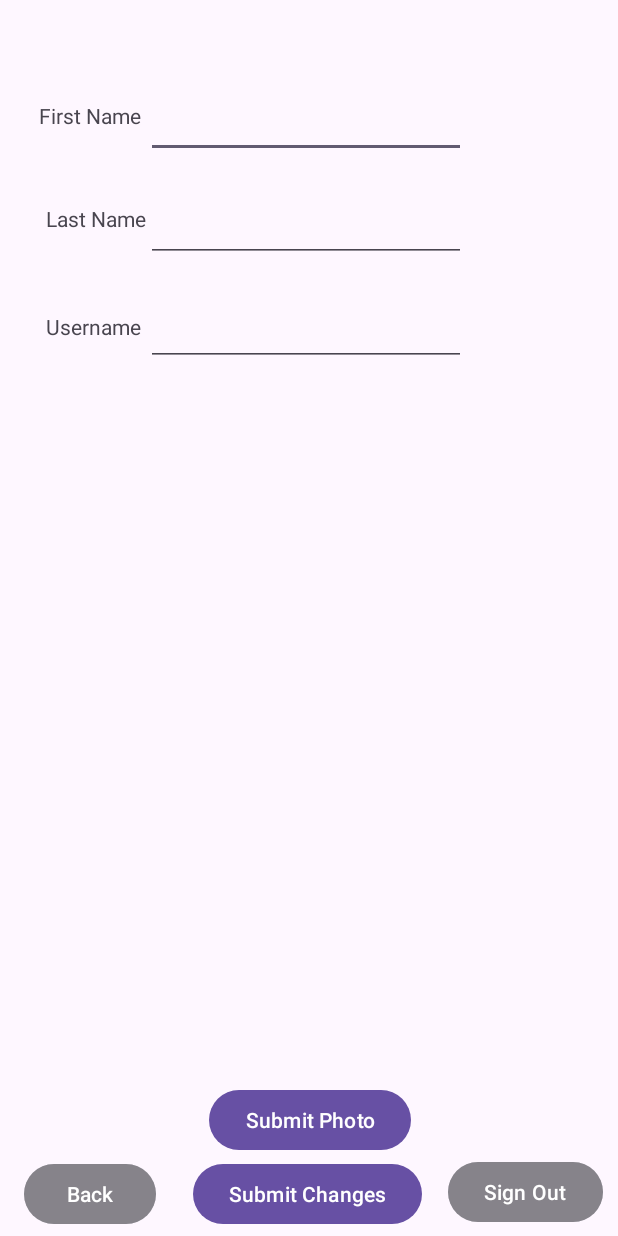
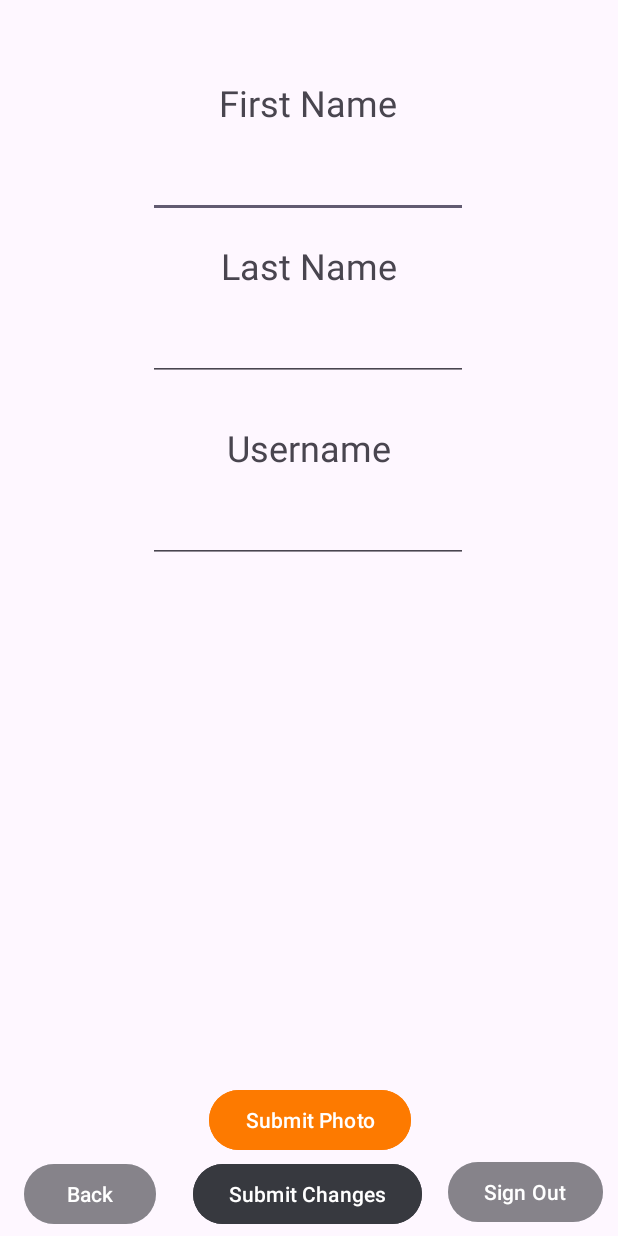
Before and after one commit to jacobneal518/New-Game-Plus, an Android app: the AddProfileDetail screen opened directly, with no data from a screen before it, on a phone screen of 412 x 824 dp. Run offline under Robolectric (Android 15) with nearby library versions, the phone set to English and light mode, and no system bars; our stand-ins replace Firebase (no records; nobody signed in at launch, a user with empty details on screens opened directly); pictures from the network do not load.

Commit message:
profile pretty

```diff
--- a/app/src/main/java/com/example/newgameplus/HomePage.java
+++ b/app/src/main/java/com/example/newgameplus/HomePage.java
@@ -75,9 +75,6 @@ public class HomePage extends AppCompatActivity {
         gameList.add(new GameDataDisplay("Red Dead Redemption 2", "M", "2018"));
         imageList.add(R.drawable.rdr2);
 
-        //gameList.add("Red Dead Redemption 2");
-        //gameList.add("Elden Ring");
-
         //adapter = new ArrayAdapter<>(this, android.R.layout.simple_list_item_1, gameList);
         ArrayAdapter<GameDataDisplay> adapter = new ArrayAdapter<GameDataDisplay>(this, android.R.layout.simple_list_item_1, gameList){
             @NonNull
--- a/app/src/main/res/layout/activity_add_profile_detail.xml
+++ b/app/src/main/res/layout/activity_add_profile_detail.xml
@@ -10,19 +10,22 @@
         android:id="@+id/textView4"
         android:layout_width="wrap_content"
         android:layout_height="wrap_content"
-        android:layout_marginTop="136dp"
+        android:layout_marginStart="147dp"
+        android:layout_marginTop="15dp"
         android:text="Last Name"
-        app:layout_constraintEnd_toStartOf="@+id/lastNameET"
-        app:layout_constraintTop_toTopOf="parent" />
+        android:textSize="24sp"
+        app:layout_constraintStart_toStartOf="parent"
+        app:layout_constraintTop_toBottomOf="@+id/firstNameET" />
 
     <TextView
         android:id="@+id/textView3"
         android:layout_width="wrap_content"
         android:layout_height="wrap_content"
-        android:layout_marginTop="67dp"
-        android:layout_marginEnd="3dp"
+        android:layout_marginTop="52dp"
+        android:layout_marginEnd="147dp"
         android:text="First Name"
-        app:layout_constraintEnd_toStartOf="@+id/firstNameET"
+        android:textSize="24sp"
+        app:layout_constraintEnd_toEndOf="parent"
         app:layout_constraintTop_toTopOf="parent" />
 
     <Button
@@ -32,6 +35,7 @@
         android:layout_marginEnd="138dp"
         android:layout_marginBottom="1dp"
         android:text="Submit Photo"
+        android:backgroundTint="@color/buttonOrange"
         app:layout_constraintBottom_toTopOf="@+id/submitButton"
         app:layout_constraintEnd_toEndOf="parent" />
 
@@ -63,6 +67,7 @@
         android:layout_height="wrap_content"
         android:layout_marginEnd="17dp"
         android:layout_marginBottom="4dp"
+        android:backgroundTint="@color/buttonBlack"
         android:text="Submit Changes"
         app:layout_constraintBottom_toBottomOf="parent"
         app:layout_constraintEnd_toStartOf="@+id/signOutButton" />
@@ -71,44 +76,45 @@
         android:id="@+id/firstNameET"
         android:layout_width="wrap_content"
         android:layout_height="wrap_content"
-        android:layout_marginTop="60dp"
-        android:layout_marginEnd="101dp"
+        android:layout_marginTop="15dp"
+        android:layout_marginEnd="100dp"
         android:ems="10"
         android:inputType="text"
         app:layout_constraintEnd_toEndOf="parent"
-        app:layout_constraintTop_toTopOf="parent" />
+        app:layout_constraintTop_toBottomOf="@+id/textView3" />
 
     <EditText
         android:id="@+id/lastNameET"
         android:layout_width="wrap_content"
         android:layout_height="wrap_content"
-        android:layout_marginTop="24dp"
-        android:layout_marginEnd="101dp"
+        android:layout_marginTop="15dp"
+        android:layout_marginEnd="100dp"
         android:ems="10"
         android:inputType="text"
         app:layout_constraintEnd_toEndOf="parent"
-        app:layout_constraintTop_toBottomOf="@+id/firstNameET" />
+        app:layout_constraintTop_toBottomOf="@+id/textView4" />
 
     <EditText
         android:id="@+id/customerUsernameET"
         android:layout_width="wrap_content"
         android:layout_height="wrap_content"
-        android:layout_marginTop="24dp"
-        android:layout_marginEnd="101dp"
+        android:layout_marginTop="15dp"
+        android:layout_marginEnd="100dp"
         android:ems="10"
         android:inputType="text"
         app:layout_constraintEnd_toEndOf="parent"
-        app:layout_constraintTop_toBottomOf="@+id/lastNameET" />
+        app:layout_constraintTop_toBottomOf="@+id/textView2" />
 
     <TextView
         android:id="@+id/textView2"
         android:layout_width="wrap_content"
         android:layout_height="wrap_content"
-        android:layout_marginTop="208dp"
-        android:layout_marginEnd="3dp"
+        android:layout_marginStart="151dp"
+        android:layout_marginTop="28dp"
         android:text="Username"
-        app:layout_constraintEnd_toStartOf="@+id/firstNameET"
-        app:layout_constraintTop_toTopOf="parent" />
+        android:textSize="24sp"
+        app:layout_constraintStart_toStartOf="parent"
+        app:layout_constraintTop_toBottomOf="@+id/lastNameET" />
 
     <ImageView
         android:id="@+id/tempProfile"
```
Also changed, not shown: app/src/main/res/layout/activity_profile_page.xml (+9 -14 lines).
